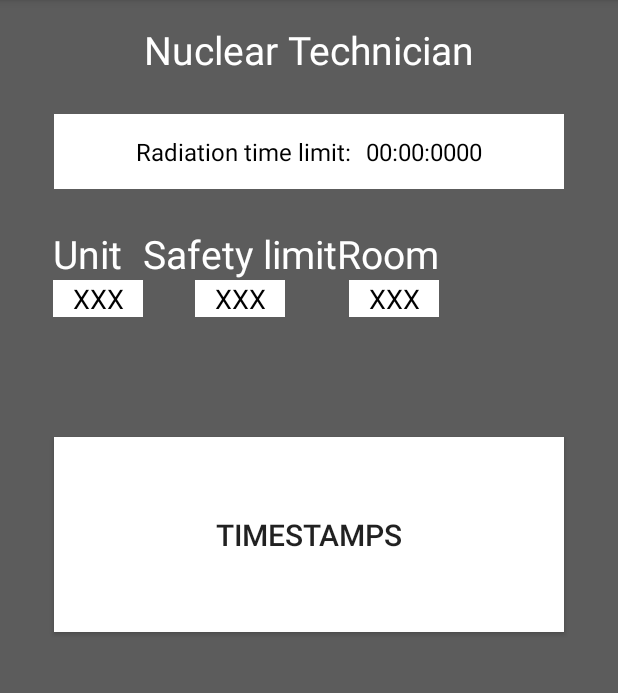
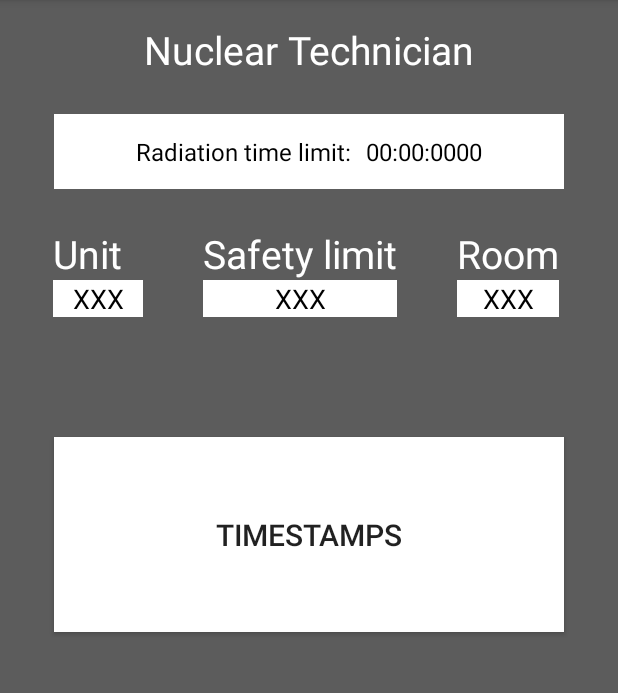
Before and after one commit to Lepuff/PM_PowerPlant, an Android app: the NuclearTechnicianActivity screen opened directly, with no data from a screen before it, on a phone screen of 412 x 824 dp, the part 84-777 px from its top. Run offline under Robolectric (Android 15) with nearby library versions, the phone set to English and light mode, and no system bars.

Commit message:
view update

```diff
--- a/app/src/main/res/layout/activity_nuclear_technician.xml
+++ b/app/src/main/res/layout/activity_nuclear_technician.xml
@@ -57,13 +57,12 @@
         android:layout_height="wrap_content">
 
         <LinearLayout
-            android:layout_gravity="start"
             android:orientation="vertical"
-            android:layout_width="wrap_content"
+            android:layout_width="60dp"
             android:layout_height="wrap_content">
 
             <TextView
-                android:layout_width="wrap_content"
+                android:layout_width="match_parent"
                 android:layout_height="wrap_content"
                 android:text="Unit"
                 android:textColor="@color/colorWhite"
@@ -76,13 +75,15 @@
                 android:textColor="@color/colorBlack"
                 android:text="XXX"
                 android:textSize="18sp"
-                android:layout_width="60dp"
+                android:layout_width="match_parent"
                 android:layout_height="wrap_content"/>
 
 
         </LinearLayout>
 
         <LinearLayout
+            android:layout_marginRight="40dp"
+            android:layout_marginLeft="40dp"
             android:gravity="center_horizontal"
             android:orientation="vertical"
             android:layout_width="wrap_content"
@@ -102,7 +103,7 @@
                 android:text="XXX"
                 android:textColor="@color/colorBlack"
                 android:textSize="18sp"
-                android:layout_width="60dp"
+                android:layout_width="match_parent"
                 android:layout_height="wrap_content"/>
 
 
@@ -129,7 +130,7 @@
                 android:text="XXX"
                 android:textColor="@color/colorBlack"
                 android:textSize="18sp"
-                android:layout_width="60dp"
+                android:layout_width="match_parent"
                 android:layout_height="wrap_content"/>
 
 
```
